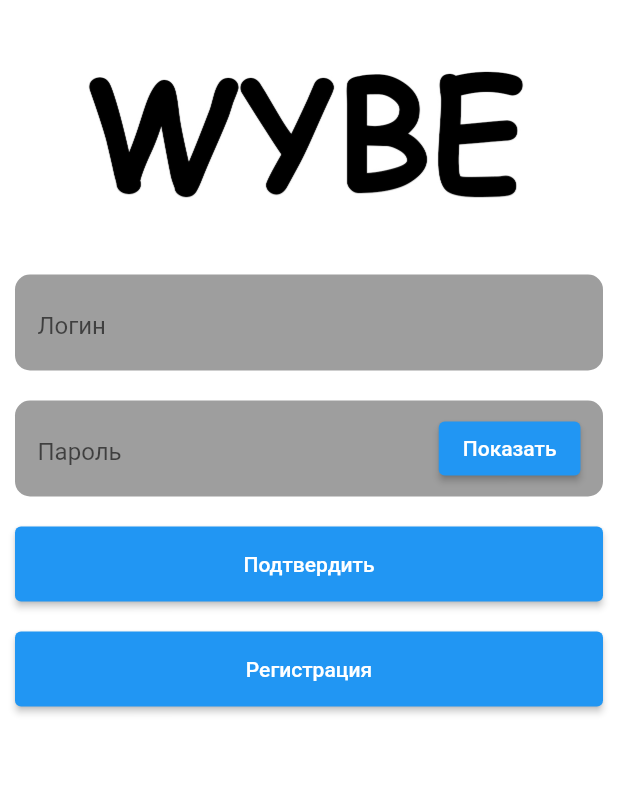
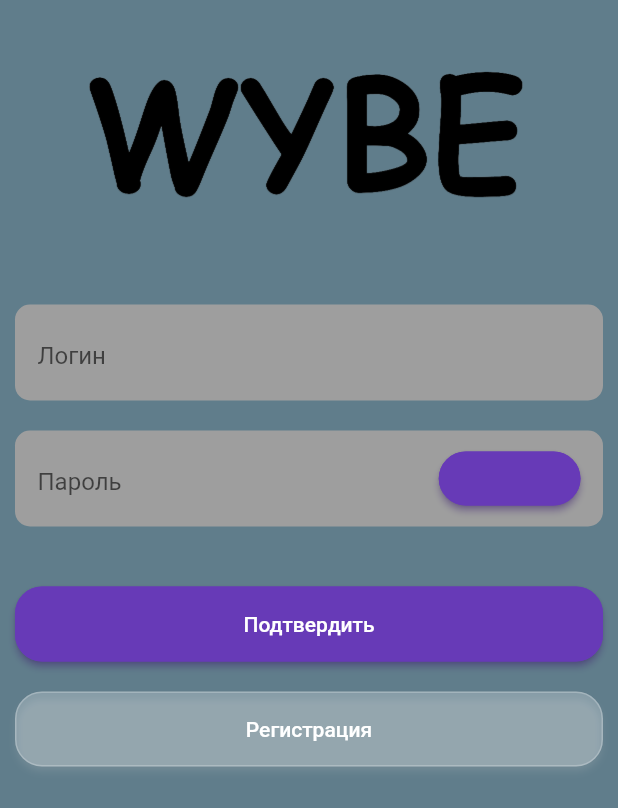
Before and after one commit to litov74/wybe_frontend, a Flutter app: the Login_Screen screen opened directly, on a phone screen of 412 x 824 dp. Shown: the top 808 px of the screen. Run offline on Flutter 3.47's test engine with Material 2 defaults, Android fonts, the phone set to English and light mode, and no system bars; our stand-ins replace firebase_auth, firebase_core, firebase_database, sqflite, vibration; missing offline and left inert: dart:ffi; accounts and stored records are empty.

```diff
--- a/lib/models/user_model.dart
+++ b/lib/models/user_model.dart
@@ -1,3 +1,5 @@
+import 'dart:ffi';
+
 class User{
   final int id;
   final String name;
@@ -5,6 +7,8 @@ class User{
   final String status;
   final int friends;
   final int isRemember; //BOOl type is unsupported in SQLite, using int...
+  final String profilePicRoute;
+  final Array friendsArray; // actually friends array is an array of User models
 
   User({
     required this.id,
@@ -13,6 +17,8 @@ class User{
     required this.status,
     required this.friends,
     required this.isRemember,
+    required this.profilePicRoute,
+    required this.friendsArray
   });
 }
 
--- a/lib/screens/login_screen.dart
+++ b/lib/screens/login_screen.dart
@@ -14,7 +14,7 @@ import "package:wybe_latest/models/user_model.dart";
 import 'package:wybe_latest/screens/multi3_screen.dart';
 import "package:wybe_latest/strings/strings.dart";
 
-String fullLogoAsset = "assets/full_logo.jpg";
+String fullLogoAsset = "assets/full_logo.png";
 class Login_Screen extends StatefulWidget {
 
   @override
@@ -26,6 +26,32 @@ class Login_Screen extends StatefulWidget {
 
 class _Login_Screen extends State<Login_Screen>{
   final _formKey = GlobalKey<FormState>();
+  final ButtonStyle style_one =
+      ElevatedButton.styleFrom(
+          shadowColor: Colors.deepPurple,
+          primary: Colors.deepPurple,
+          onPrimary: Colors.deepPurple,
+          onSurface: Colors.deepPurple,
+        shape: RoundedRectangleBorder(
+          borderRadius: new BorderRadius.circular(18.0),
+          side: BorderSide(color: Colors.deepPurple),
+
+        ),
+
+      );
+  final ButtonStyle style_two =
+  ElevatedButton.styleFrom(
+    shadowColor: Colors.white24,
+    primary: Colors.white24,
+    onPrimary: Colors.white24,
+    onSurface: Colors.white24,
+    shape: RoundedRectangleBorder(
+      borderRadius: new BorderRadius.circular(18.0),
+      side: BorderSide(color: Colors.white24),
+
+    ),
+
+  );
   @override
   void initState(){
     super.initState();
@@ -35,7 +61,8 @@ class _Login_Screen extends State<Login_Screen>{
   @override
   Widget build(BuildContext context) {
     return Scaffold(
-      backgroundColor: Colors.white,
+      resizeToAvoidBottomInset: false,
+      backgroundColor: Colors.blueGrey,
       body: Form(
         child: Column(
           key: _formKey,
@@ -43,7 +70,7 @@ class _Login_Screen extends State<Login_Screen>{
           children: <Widget>[
 
             Container(
-              padding: EdgeInsets.only(left: 10.0, top: 40.0, right: 10.0, bottom: 30.0),
+              padding: EdgeInsets.only(left: 10.0, top: 40.0, right: 10.0, bottom: 50.0),
               child: Image.asset(fullLogoAsset, scale: 3,),
             ),
             Padding(
@@ -88,17 +115,19 @@ class _Login_Screen extends State<Login_Screen>{
                   Positioned(
                     right: 15,
                     child: ElevatedButton(
-                      onPressed: (){
+                      //style: style,
+                      style: style_one,
+                        child: Text(show),
                         // TODO: add password visibility
-                      },
-                      child: Text(show)
+                        onPressed: (){},
+
                     ),
                   ),
                 ],
               ),
             ),
             Padding(
-                padding: const EdgeInsets.all(10),
+                padding: const EdgeInsets.only(left: 10.0, top: 30.0, right: 10.0, bottom: 10.0),
               child: Container(
                 height: 50,
                 width: double.infinity,
@@ -108,14 +137,9 @@ class _Login_Screen extends State<Login_Screen>{
                   //}),
                   //color: Colors.green,
                   // TODO: get out about color!
+                  style: style_one,
                   onPressed: (){
-                    if(_formKey.currentState!.validate()){
-                      Scaffold.of(context).showSnackBar(
-                        SnackBar(content: Text(loading)));
-                    }
-                    Navigator.pushReplacement(
-                        context,
-                        MaterialPageRoute(builder: (context)=>Multi3()));
+                    //onPressed for Submit button
                   },
                   child: Text(
                       submit,
@@ -140,12 +164,9 @@ class _Login_Screen extends State<Login_Screen>{
                   //}),
                   //color: Colors.green,
                   // TODO: get out about color!
+                  style: style_two,
                   onPressed: (){
-                    if(_formKey.currentState!.validate()){
-                      Scaffold.of(context).showSnackBar(
-                          SnackBar(content: Text(loading)));
-                    }
-
+                    // onPressed for Register button
                   },
                   child: Text(
                     register,
--- a/pubspec.yaml
+++ b/pubspec.yaml
@@ -64,6 +64,7 @@ flutter:
     - assets/logo.png
     - assets/circle.jpg
     - assets/full_logo.jpg
+    - assets/full_logo.png
 
 
   # An image asset can refer to one or more resolution-specific "variants", see
```
Also changed, not shown: assets/full_logo.png (added), 5 other files.
